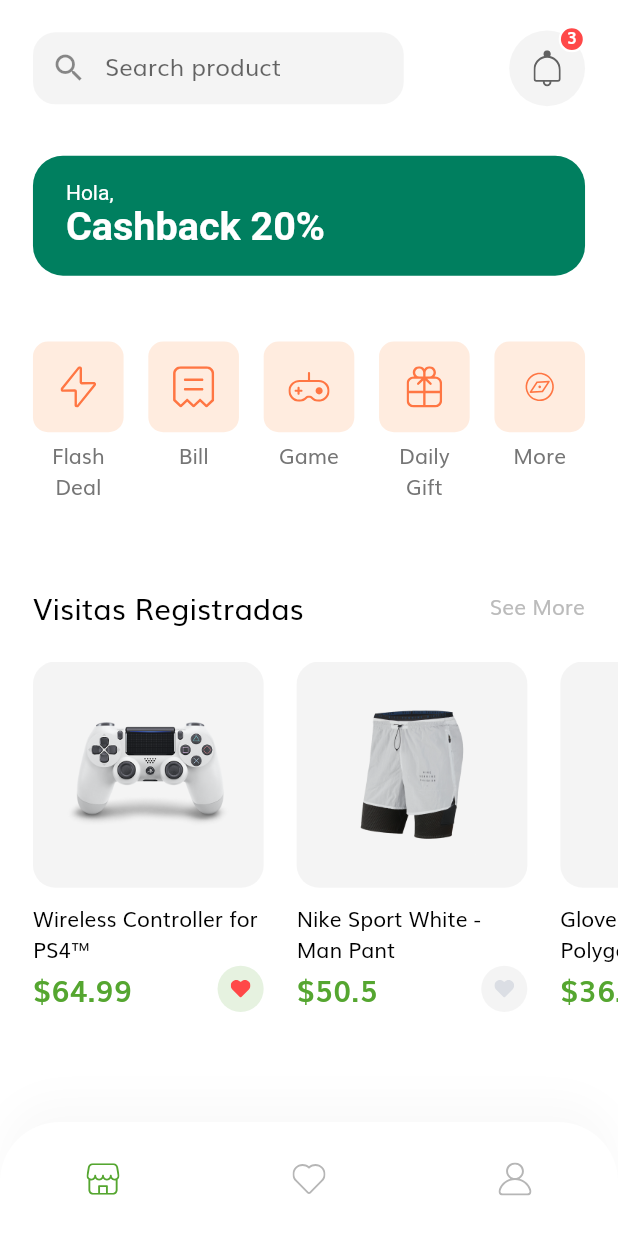
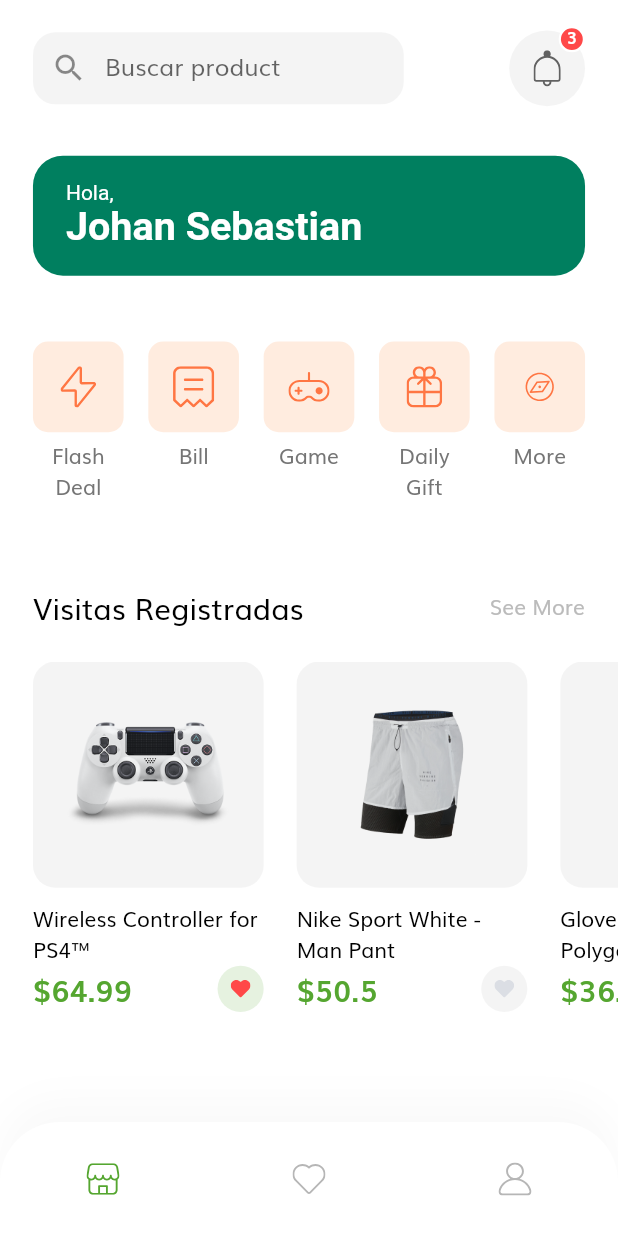
Before and after one commit to Dgloor/T4-safe-citadel-app, a Flutter app: the screen it shows after launch, on a phone screen of 412 x 824 dp. Run offline on Flutter 3.47's test engine with Material 2 defaults, Android fonts, the phone set to English and light mode, and no system bars; our stand-ins replace flutter_svg; missing offline and left inert: qr_code_scanner.

```diff
--- a/frontend/lib/models/User.dart
+++ b/frontend/lib/models/User.dart
@@ -1,13 +1,13 @@
 class User {
   final int id;
-  final String nombre;
+  final String name;
   final String image;
 
 
   User({
     required this.id,
     required this.image,
-    required this.nombre,
+    required this.name,
   });
 }
 
@@ -17,25 +17,25 @@
     id: 1,
     image:
       "assets/images/profile.png",
-     nombre: "Juan",
+     name: "Juan",
   ),
   User(
     id: 2,
     image:
       "assets/images/profile.png",
-     nombre: "Juan",
+     name: "Juan",
 ),
   User(
     id: 3,
      image:
       "assets/images/profile.png",
-     nombre: "Juan",
+     name: "Juan",
 ),
   User(
     id: 4,
     image:
       "assets/images/profile.png",
-     nombre: "Juan",
+     name: "Juan",
 ),
 ];
 
--- a/frontend/lib/screens/home/components/discount_banner.dart
+++ b/frontend/lib/screens/home/components/discount_banner.dart
@@ -1,7 +1,7 @@
 import 'package:flutter/material.dart';
 
 import '../../../size_config.dart';
-
+import 'package:prueba/models/User.dart';
 class WelcomeBanner extends StatelessWidget {
   const WelcomeBanner({
     Key? key,
@@ -9,6 +9,11 @@
 
   @override
   Widget build(BuildContext context) {
+    User user = User(
+      id:1,
+      name: "Johan Sebastian",
+      image: "assets/images/Profile Image.png",
+    );
     return Container(
       // height: 90,
       width: double.infinity,
@@ -27,7 +32,7 @@
           children: [
             TextSpan(text: "Hola,\n"),
             TextSpan(
-              text: "Cashback 20%",
+              text: user.name,
               style: TextStyle(
                 fontSize: getProportionateScreenWidth(24),
                 fontWeight: FontWeight.bold,
--- a/frontend/lib/screens/home/components/search_field.dart
+++ b/frontend/lib/screens/home/components/search_field.dart
@@ -25,7 +25,7 @@
             border: InputBorder.none,
             focusedBorder: InputBorder.none,
             enabledBorder: InputBorder.none,
-            hintText: "Search product",
+            hintText: "Buscar product",
             prefixIcon: Icon(Icons.search)),
       ),
     );
```
Also changed, not shown: frontend/lib/screens/qr_reader/components/body.dart (+4 -30 lines).
